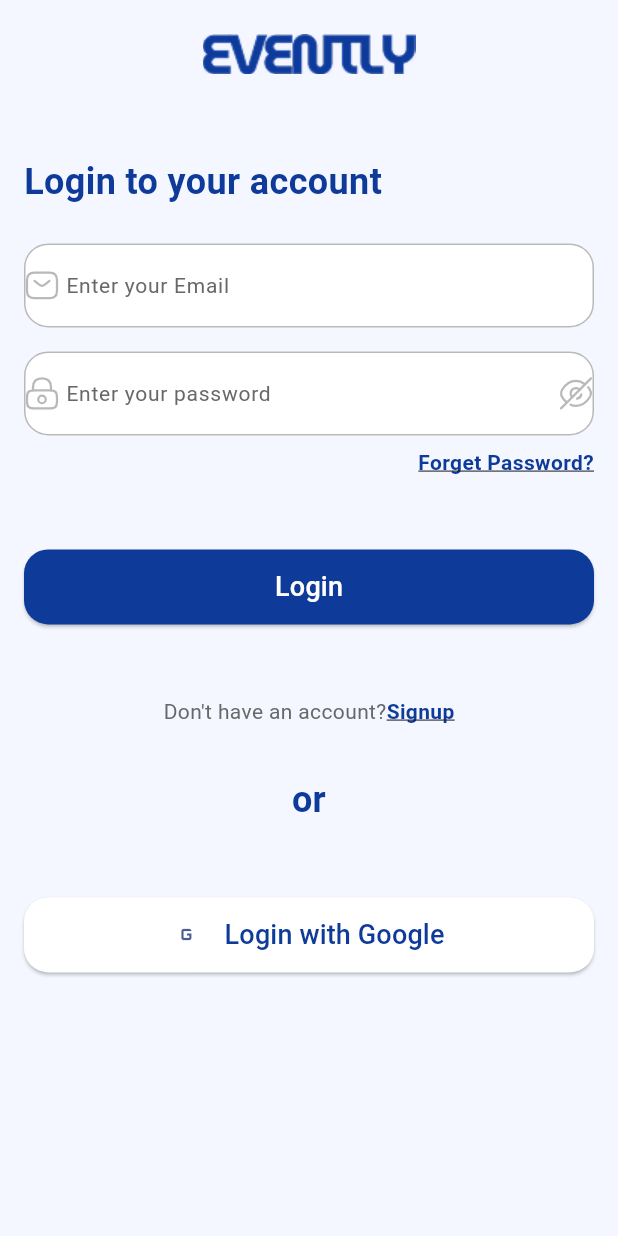
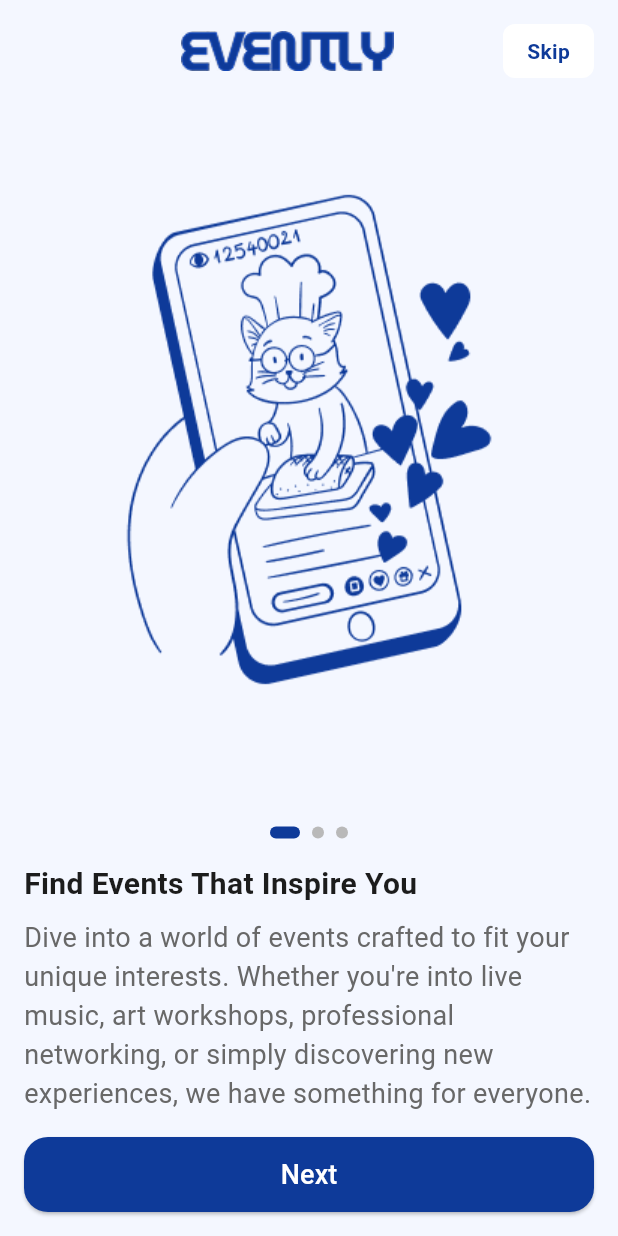
Before and after one commit to samaSame7/Evently, a Flutter app: the screen it shows after launch, on a phone screen of 412 x 824 dp. Run offline on Flutter 3.47's test engine with Material 3 defaults, Android fonts, the phone set to English and light mode, and no system bars; our stand-ins replace cloud_firestore, firebase_auth, firebase_core, flutter_svg; accounts and stored records are empty.

Commit message:
Designing onboarding screen.

```diff
--- a/lib/main.dart
+++ b/lib/main.dart
@@ -1,6 +1,6 @@
 import 'package:evently_6/ui/providers/language_provider.dart';
 import 'package:evently_6/ui/providers/theme_provider.dart';
-import 'package:evently_6/ui/screens/login_screen/login_screen.dart';
+import 'package:evently_6/ui/screens/onboarding_screen/onboarding_screen.dart';
 import 'package:evently_6/ui/utils/app_theme.dart';
 import 'package:firebase_core/firebase_core.dart';
 import 'package:flutter/material.dart';
@@ -39,7 +39,7 @@ class _MyAppState extends State<MyApp> {
     themeProvider = Provider.of(context);
     return MaterialApp(
       debugShowCheckedModeBanner: false,
-      home: LoginScreen(),
+      home: OnboardingScreen(),
       localizationsDelegates: [
         GlobalMaterialLocalizations.delegate,
         GlobalWidgetsLocalizations.delegate,
--- /dev/null
+++ b/lib/ui/data_models/onboarding_content_dm.dart
@@ -0,0 +1,7 @@
+class OnboardingContentDm {
+  final String imagePath;
+  final String title;
+  final String description;
+
+  OnboardingContentDm({required this.imagePath, required this.title, required this.description});
+}
--- /dev/null
+++ b/lib/ui/screens/onboarding_screen/onboarding_screen.dart
@@ -0,0 +1,160 @@
+import 'package:evently_6/ui/utils/app_assets.dart';
+import 'package:evently_6/ui/utils/app_colors.dart';
+import 'package:evently_6/ui/utils/app_constants.dart';
+import 'package:evently_6/ui/utils/app_routes.dart';
+import 'package:evently_6/ui/utils/app_styles.dart';
+import 'package:evently_6/ui/widgets/app_button.dart';
+import 'package:flutter/material.dart';
+
+class OnboardingScreen extends StatefulWidget {
+  static const String routeName = "onboarding";
+  const OnboardingScreen({super.key});
+
+  @override
+  State<OnboardingScreen> createState() => _OnboardingScreenState();
+}
+
+class _OnboardingScreenState extends State<OnboardingScreen> {
+  final PageController pageController = PageController();
+  int activePage = 0;
+
+  @override
+  Widget build(BuildContext context) {
+    return Scaffold(
+      body: SafeArea(
+        child: Padding(
+          padding: const EdgeInsets.symmetric(horizontal: 16, vertical: 16),
+          child: Column(
+            children: [
+              Expanded(
+                child: Column(
+                  crossAxisAlignment: CrossAxisAlignment.stretch,
+                  children: [
+                    buildHeader(),
+                    const SizedBox(height: 24),
+                    Expanded(child: buildImgPages()),
+                    const SizedBox(height: 24),
+                    Row(
+                      mainAxisAlignment: MainAxisAlignment.center,
+                      children: List.generate(
+                        AppConstants.onboardingContent.length,
+                        (index) => buildAnimatedDot(index),
+                      ),
+                    ),
+                    const SizedBox(height: 16),
+                    Text(
+                      AppConstants.onboardingContent[activePage].title,
+                      style: AppTextStyles.black20SemiBold,
+                      textAlign: TextAlign.start,
+                    ),
+                    const SizedBox(height: 8),
+                    Text(
+                      AppConstants.onboardingContent[activePage].description,
+                      style: AppTextStyles.grey14Regular.copyWith(fontSize: 18),
+                    ),
+                    const SizedBox(height: 16),
+                  ],
+                ),
+              ),
+              AppButton(
+                title: activePage == AppConstants.onboardingContent.length - 1
+                    ? "Get Started"
+                    : "Next",
+                onPress: onButtonPress,
+              ),
+            ],
+          ),
+        ),
+      ),
+    );
+  }
+
+  Widget buildHeader() {
+    return Row(
+      mainAxisAlignment: MainAxisAlignment.spaceBetween,
+      children: [
+        if (activePage > 0)
+          InkWell(
+            onTap: () {
+              pageController.previousPage(
+                duration: const Duration(milliseconds: 300),
+                curve: Curves.easeInOut,
+              );
+            },
+            child: Container(
+              height: 32,
+              width: 32,
+              decoration: BoxDecoration(
+                color: AppColors.white,
+                borderRadius: BorderRadius.circular(8),
+              ),
+              child: Icon(
+                Icons.arrow_back_ios_new_rounded,
+                color: AppColors.blue,
+              ),
+            ),
+          )
+        else
+          const SizedBox(width: 32),
+        Image.asset(AppAssets.appLogo, height: 30),
+        if (activePage != AppConstants.onboardingContent.length - 1)
+          InkWell(
+            onTap: () {
+              Navigator.pushReplacement(context, AppRoutes.loginScreen);
+            },
+            child: Container(
+              padding: const EdgeInsets.symmetric(horizontal: 16, vertical: 8),
+              decoration: BoxDecoration(
+                color: AppColors.white,
+                borderRadius: BorderRadius.circular(8),
+              ),
+              child: Text("Skip", style: AppTextStyles.blue14SemiBold),
+            ),
+          )
+        else
+          const SizedBox(width: 60),
+      ],
+    );
+  }
+
+  PageView buildImgPages() {
+    return PageView.builder(
+      controller: pageController,
+      itemCount: AppConstants.onboardingContent.length,
+      onPageChanged: (index) {
+        setState(() {
+          activePage = index;
+        });
+      },
+      itemBuilder: (context, index) {
+        return Image.asset(AppConstants.onboardingContent[index].imagePath);
+      },
+    );
+  }
+
+  Widget buildAnimatedDot(int index) {
+    bool isActive = activePage == index;
+    return AnimatedContainer(
+      duration: const Duration(milliseconds: 300),
+      curve: Curves.easeInOut,
+      margin: const EdgeInsets.symmetric(horizontal: 4),
+      height: 8,
+      width: isActive ? 20 : 8,
+      decoration: BoxDecoration(
+        color: isActive ? AppColors.blue : AppColors.grey2,
+        borderRadius: BorderRadius.circular(8),
+      ),
+    );
+  }
+
+  void onButtonPress() {
+    if (activePage < AppConstants.onboardingContent.length - 1) {
+      pageController.nextPage(
+        duration: const Duration(milliseconds: 300),
+        curve: Curves.easeInOut,
+      );
+    } else {
+      Navigator.pushReplacement(context, AppRoutes.loginScreen);
+    }
+  }
+}
--- a/lib/ui/utils/app_assets.dart
+++ b/lib/ui/utils/app_assets.dart
@@ -1,24 +1,28 @@
 abstract class AppAssets {
-  static const String sportDark = "assets/images/Sport.png";
-  static const String sportLight = "assets/images/Sport-1.png";
-  static const String meetingDark = "assets/images/Meeting.png";
-  static const String meetingLight = "assets/images/Meeting-1.png";
-  static const String birthdayDark = "assets/images/Birthday.png";
-  static const String birthdayLight = "assets/images/Birthday-1.png";
-  static const String bookClubDark = "assets/images/Book Club.png";
-  static const String bookClubLight = "assets/images/Book Club-1.png";
-  static const String exhibitionDark = "assets/images/Exhibition.png";
-  static const String exhibitionLight = "assets/images/Exhibition-1.png";
-  static const String icAllSvg = "assets/images/ic_all.svg";
-  static const String icBikeSvg = "assets/images/ic_bike.svg";
-  static const String icBookSvg = "assets/images/ic_book.svg";
-  static const String icLockSvg = "assets/images/ic_lock.svg";
-  static const String icTimeSvg = "assets/images/ic_time.svg";
-  static const String icEmailSvg = "assets/images/ic_email.svg";
-  static const String icGmailSvg = "assets/images/ic_gmail.svg";
-  static const String icPersonSvg = "assets/images/ic_person.svg";
-  static const String icBirthdaySvg = "assets/images/ic_bitrhday.svg";
-  static const String icCalendarSvg = "assets/images/ic_calendar.svg";
-  static const String appLogo = "assets/images/app_logo.png";
-  static const String icEyeClosedSvg = "assets/images/ic_eye_closed.svg";
+  static const String base = "assets/images/";
+  static const String sportDark = "${base}Sport.png";
+  static const String sportLight = "${base}Sport-1.png";
+  static const String meetingDark = "${base}Meeting.png";
+  static const String meetingLight = "${base}Meeting-1.png";
+  static const String birthdayDark = "${base}Birthday.png";
+  static const String birthdayLight = "${base}Birthday-1.png";
+  static const String bookClubDark = "${base}Book Club.png";
+  static const String bookClubLight = "${base}images/Book Club-1.png";
+  static const String exhibitionDark = "${base}Exhibition.png";
+  static const String exhibitionLight = "${base}Exhibition-1.png";
+  static const String icAllSvg = "${base}ic_all.svg";
+  static const String icBikeSvg = "${base}ic_bike.svg";
+  static const String icBookSvg = "${base}ic_book.svg";
+  static const String icLockSvg = "${base}ic_lock.svg";
+  static const String icTimeSvg = "${base}ic_time.svg";
+  static const String icEmailSvg = "${base}ic_email.svg";
+  static const String icGmailSvg = "${base}ic_gmail.svg";
+  static const String icPersonSvg = "${base}ic_person.svg";
+  static const String icBirthdaySvg = "${base}ic_bitrhday.svg";
+  static const String icCalendarSvg = "${base}ic_calendar.svg";
+  static const String appLogo = "${base}app_logo.png";
+  static const String icEyeClosedSvg = "${base}ic_eye_closed.svg";
+  static const String onboarding1 = "${base}illustration1.png";
+  static const String onboarding2 = "${base}illustration2.png";
+  static const String onboarding3 = "${base}illustration3.png";
 }
--- a/lib/ui/utils/app_constants.dart
+++ b/lib/ui/utils/app_constants.dart
@@ -1,4 +1,5 @@
 import 'package:evently_6/ui/data_models/category_dm.dart';
+import 'package:evently_6/ui/data_models/onboarding_content_dm.dart';
 import 'package:evently_6/ui/utils/app_assets.dart';
 import 'package:flutter/material.dart';
 
@@ -36,4 +37,26 @@ abstract final class AppConstants {
 
   static List<CategoryDm> allCategories = [all, sports, bookingClub, birthday, meeting, exhibition];
   static List<CategoryDm> customCategories = [sports, bookingClub, birthday, meeting, exhibition];
+
+  static final List<OnboardingContentDm> onboardingContent = [
+    OnboardingContentDm(
+      imagePath: AppAssets.onboarding1,
+      title: "Find Events That Inspire You",
+      description:
+      "Dive into a world of events crafted to fit your unique interests. Whether you're into live music, art workshops, professional networking, or simply discovering new experiences, we have something for everyone.",
+    ),
+    OnboardingContentDm(
+      imagePath: AppAssets.onboarding2,
+      title: "Effortless Event Planning",
+      description:
+      "Take the hassle out of organizing events with our all-in-one planning tools. From setting up invites and managing RSVPs to scheduling reminders and coordinating details, we've got you covered.",
+    ),
+    OnboardingContentDm(
+      imagePath: AppAssets.onboarding3,
+      title: "Connect with Friends & Share Moments",
+      description:
+      "Make every event memorable by sharing the experience with others. Our platform lets you invite friends, keep everyone in the loop, and celebrate moments together.",
+    ),
+  ];
+
 }
```
Also changed, not shown: assets/images/illustration1.png (added), assets/images/illustration2.png (added), assets/images/illustration3.png (added).
